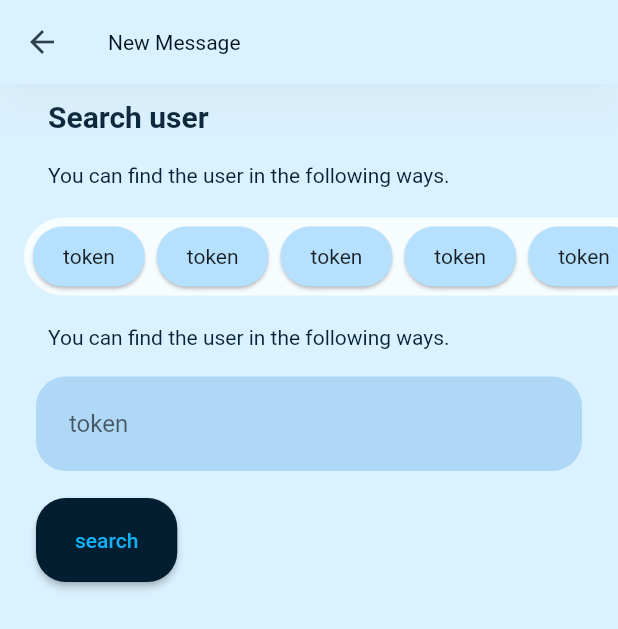
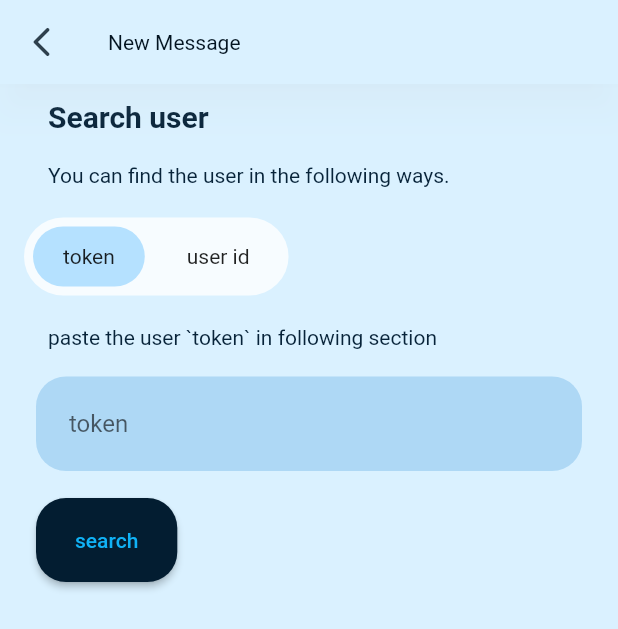
Before and after one commit to babakcode/flutter_chat, a Flutter app: the SearchUserPage screen opened directly, after a tap on "search", on a phone screen of 412 x 824 dp. Shown: the top 629 px of the screen. Run offline on Flutter 3.47's test engine with Material 2 defaults, Android fonts, the phone set to English and light mode, and no system bars; our stand-ins replace cached_network_image, convert, dio, emoji_picker_flutter, firebase_core, flutter_svg and 7 more; missing offline and left inert: detectable_text_field, encrypt, qr_code_scanner; accounts and stored records are empty; network calls fail.

```diff
--- a/lib/models/room.dart
+++ b/lib/models/room.dart
@@ -2,6 +2,7 @@ import 'package:chat_babakcode/models/user.dart';
 import 'package:chat_babakcode/ui/widgets/app_text.dart';
 import 'package:flutter/material.dart';
 import 'package:intl/intl.dart';
+import 'package:scrollable_positioned_list/scrollable_positioned_list.dart';
 
 import 'chat.dart';
 
@@ -21,7 +22,6 @@ class Room  {
   int? lastIndex;
 
   bool newRoomToGenerate = false;
-  bool firstOpen = true;
   bool reachedToEnd = false;
 
   Room(
--- a/lib/providers/search_user_provider.dart
+++ b/lib/providers/search_user_provider.dart
@@ -1,5 +1,10 @@
+import 'package:chat_babakcode/providers/auth_provider.dart';
+import 'package:chat_babakcode/providers/chat_provider.dart';
 import 'package:dio/dio.dart';
 import 'package:flutter/cupertino.dart';
+import 'package:flutter/foundation.dart';
+import 'package:provider/provider.dart';
+import '../models/room.dart';
 import '../models/user.dart';
 import '../services/request_manager.dart';
 import '/main.dart';
@@ -14,9 +19,19 @@ class SearchUserProvider extends ChangeNotifier {
   List<User> get usersList => _usersList;
   List<User> _usersList = [];
 
+  int _selectedSearchUserWayIndex = 0;
+
+  int get selectedSearchUserWayIndex => _selectedSearchUserWayIndex;
+  List<String> searchWayList = ['token', 'user id'];
+
+  set setIndexSelectedSearchUserWay(int index) {
+    _selectedSearchUserWayIndex = index;
+    notifyListeners();
+  }
+
   Future<List<User>> getUsers() async {
-    if(loading) {
-      return[];
+    if (loading) {
+      return [];
     }
     loading = true;
 
@@ -48,4 +63,62 @@ class SearchUserProvider extends ChangeNotifier {
     _usersList = await getUsers();
     notifyListeners();
   }
+
+  //
+  // ChatProvider
+  // ? chatProvider;
+  // initAuth(ChatProvider chatProvider) => this.chatProvider = chatProvider;
+  //
+
+  searchUserWith(BuildContext context) {
+    String? searchData = userSearchTextEditController.text;
+    if (searchWayList.isEmpty) {
+      return;
+    }
+    loading = true;
+    notifyListeners();
+
+    final chatProvider = context.read<ChatProvider>();
+    if (searchWayList[selectedSearchUserWayIndex] == searchWayList[0]) {
+      //token
+
+      chatProvider.rooms.where((element) => element.roomType == RoomType.pvUser).toList().forEach((room) {
+        if(room.members!.where((element) => element.user!.publicToken == searchData).isNotEmpty){
+          print('room find without request');
+          chatProvider.selectedRoom = room;
+          return;
+        }
+      });
+
+    }
+
+    // chatProvider.socket.emitWithAck(
+    //   'searchRoom',
+    //   {
+    //     'roomType': 'pvUser',
+    //     'searchText': searchData,
+    //     'searchType': searchWayList[selectedSearchUserWayIndex]
+    //   },
+    //   ack: (data) {
+    //     if (kDebugMode) {
+    //       print(data);
+    //     }
+    //
+    //     if (data['success']) {
+    //       chatProvider.selectedRoom = Room.fromJson(data['room']);
+    //
+    //       if (GlobalSettingProvider.isPhonePortraitSize) {
+    //         Navigator.push(
+    //           navigatorKey.currentContext!,
+    //           CupertinoPageRoute(
+    //             builder: (context) => const ChatPage(),
+    //           ),
+    //         );
+    //       } else {
+    //         notifyListeners();
+    //       }
+    //     }
+    //   },
+    // );
+  }
 }
--- a/lib/ui/pages/home/home_page.dart
+++ b/lib/ui/pages/home/home_page.dart
@@ -1,4 +1,3 @@
-import 'package:chat_babakcode/models/room.dart';
 import 'package:chat_babakcode/providers/global_setting_provider.dart';
 import 'package:chat_babakcode/ui/pages/chat/chat_page.dart';
 import 'package:chat_babakcode/ui/pages/home/home_setting.dart';
@@ -22,6 +21,7 @@ class _HomePageState extends State<HomePage> {
   ChatProvider? chatProvider;
   @override
   void initState() {
+
     super.initState();
     chatProvider = context.read<ChatProvider>();
 
@@ -31,7 +31,7 @@ class _HomePageState extends State<HomePage> {
     chatProvider?.socket?..auth = {
       'token': chatProvider?.auth?.accessToken
     }
-    ..connect();
+      ..connect();
   }
 
   @override
--- a/lib/ui/pages/home/home_rooms.dart
+++ b/lib/ui/pages/home/home_rooms.dart
@@ -242,7 +242,7 @@ class _HomeRoomsComponentState extends State<HomeRoomsComponent> {
                         onPressed: () async {
                           var result = await Navigator.push(
                             context,
-                            MaterialPageRoute(
+                            CupertinoPageRoute(
                               builder: (context) => const QrScannerPage(),
                             ),
                           );
@@ -327,7 +327,7 @@ class _HomeRoomsComponentState extends State<HomeRoomsComponent> {
                   onPressed: () async {
                     var result = await Navigator.push(
                       context,
-                      MaterialPageRoute(
+                      CupertinoPageRoute(
                         builder: (context) => const QrScannerPage(),
                       ),
                     );
@@ -347,7 +347,7 @@ class _HomeRoomsComponentState extends State<HomeRoomsComponent> {
                 itemGridViewModalBottomSheet(
                   globalSettingProvider,
                   onPressed: () {
-                    Navigator.push(context, MaterialPageRoute(builder: (context) => QrPage(user: context.read<Auth>().myUser!)));
+                    Navigator.push(context, CupertinoPageRoute(builder: (context) => QrPage(user: context.read<Auth>().myUser!)));
                   },
                   icon: Icons.qr_code_2_rounded,
                   text: 'My QR',
--- a/lib/ui/pages/home/home_setting.dart
+++ b/lib/ui/pages/home/home_setting.dart
@@ -5,6 +5,7 @@ import 'package:chat_babakcode/ui/pages/qr_code/qr_page.dart';
 import 'package:chat_babakcode/ui/widgets/app_button_transparent.dart';
 import 'package:chat_babakcode/ui/widgets/app_text.dart';
 import 'package:chat_babakcode/utils/utils.dart';
+import 'package:flutter/cupertino.dart';
 import 'package:flutter/material.dart';
 import 'package:provider/provider.dart';
 
@@ -32,7 +33,7 @@ class HomeSettingComponent extends StatelessWidget {
                       margin: const EdgeInsets.only(right: 5),
                       padding: const EdgeInsets.symmetric(horizontal: 5),
                       child: const Icon(Icons.qr_code_2_rounded),
-                      onPressed: () => Navigator.push(context, MaterialPageRoute(builder: (context) => QrPage(user: auth.myUser!))),
+                      onPressed: () => Navigator.push(context, CupertinoPageRoute(builder: (context) => QrPage(user: auth.myUser!))),
                     ),
                     AppButtonTransparent(
                       margin: EdgeInsets.zero,
@@ -77,7 +78,7 @@ class HomeSettingComponent extends StatelessWidget {
                   height: 10,
                 ),
                 ListTile(
-                  onTap: () => Navigator.push(context, MaterialPageRoute(builder: (context) => QrPage(user: auth.myUser!))),
+                  onTap: () => Navigator.push(context, CupertinoPageRoute(builder: (context) => QrPage(user: auth.myUser!))),
                   shape: RoundedRectangleBorder(
                       borderRadius: BorderRadius.circular(24)),
                   title: const AppText('my QR code'),
--- a/lib/ui/pages/qr_code/qr_page.dart
+++ b/lib/ui/pages/qr_code/qr_page.dart
@@ -20,6 +20,9 @@ class QrPage extends StatelessWidget {
   Widget build(BuildContext context) {
     return Scaffold(
       appBar: AppBar(
+        leading: IconButton(
+          onPressed: () => Navigator.pop(context),
+          icon: const Icon(Icons.arrow_back_ios_rounded),),
         title: const AppText('qr code'),
       ),
       body: SafeArea(
--- a/lib/ui/pages/search/search_user_page.dart
+++ b/lib/ui/pages/search/search_user_page.dart
@@ -1,5 +1,6 @@
 import 'package:chat_babakcode/constants/app_constants.dart';
 import 'package:chat_babakcode/providers/global_setting_provider.dart';
+import 'package:chat_babakcode/providers/search_user_provider.dart';
 import 'package:chat_babakcode/ui/widgets/app_button.dart';
 import 'package:chat_babakcode/ui/widgets/app_button_transparent.dart';
 import 'package:chat_babakcode/ui/widgets/app_text.dart';
@@ -13,9 +14,13 @@ class SearchUserPage extends StatelessWidget {
   @override
   Widget build(BuildContext context) {
     final setting = context.read<GlobalSettingProvider>();
-
+    final searchUserProvider = context.watch<SearchUserProvider>();
     return Scaffold(
       appBar: AppBar(
+        leading: IconButton(
+          onPressed: () => Navigator.pop(context),
+          icon: const Icon(Icons.arrow_back_ios_rounded),
+        ),
         title: const Text("New Message"),
       ),
       body: SingleChildScrollView(
@@ -47,35 +52,46 @@ class SearchUserPage extends StatelessWidget {
                 padding: const EdgeInsets.all(2.0),
                 child: Row(
                   children: List.generate(
-                    10,
+                    searchUserProvider.searchWayList.length,
                     (index) => Card(
+                      elevation: 0,
+                      clipBehavior: Clip.antiAliasWithSaveLayer,
+                      color:
+                          searchUserProvider.selectedSearchUserWayIndex == index
+                              ? null
+                              : Colors.transparent,
                       shape: RoundedRectangleBorder(
                         borderRadius: BorderRadius.circular(32),
                       ),
-                      child: const Padding(
-                        padding:
-                            EdgeInsets.symmetric(horizontal: 20, vertical: 12),
-                        child: Text('token'),
+                      child: InkWell(
+                        onTap: () => searchUserProvider
+                            .setIndexSelectedSearchUserWay = index,
+                        child: Padding(
+                          padding: const EdgeInsets.symmetric(
+                              horizontal: 20, vertical: 12),
+                          child: Text(searchUserProvider.searchWayList[index]),
+                        ),
                       ),
                     ),
                   ),
                 ),
               ),
             ),
-
-
-            const Padding(
-              padding: EdgeInsets.symmetric(horizontal: 32, vertical: 10),
-              child: AppText('You can find the user in the following ways.',
+            Padding(
+              padding: const EdgeInsets.symmetric(horizontal: 32, vertical: 10),
+              child: AppText(
+                  'paste the user `${searchUserProvider.searchWayList[searchUserProvider.selectedSearchUserWayIndex]}` in following section',
                   size: 14),
             ),
-
-
-            const AppTextField(hint: 'token',),
-
-
-            const AppButton(child: Text('search'),
-              margin: EdgeInsets.symmetric(horizontal: 24, vertical: 10),
+            AppTextField(
+              hint: searchUserProvider
+                  .searchWayList[searchUserProvider.selectedSearchUserWayIndex],
+              controller: searchUserProvider.userSearchTextEditController,
+            ),
+            AppButton(
+              onPressed: () => searchUserProvider.searchUserWith(context),
+              child: const Text('search'),
+              margin: const EdgeInsets.symmetric(horizontal: 24, vertical: 10),
             )
           ],
         ),
```
Also changed, not shown: lib/main.dart (+7 -9 lines), lib/providers/chat_provider.dart (+10 -8 lines), lib/ui/pages/chat/chat_bottom_nav.dart (+41 -20 lines), lib/ui/pages/chat/chat_page.dart (+41 -36 lines), lib/ui/pages/qr_code/qr_scanner.dart (+8 -0 lines).
